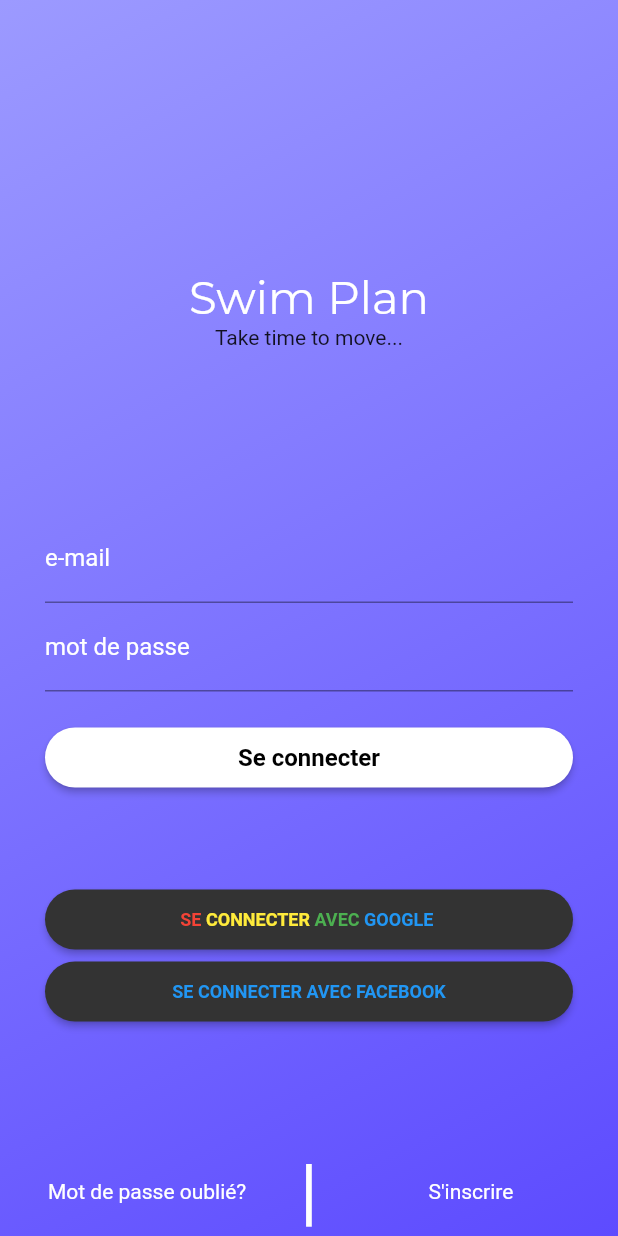
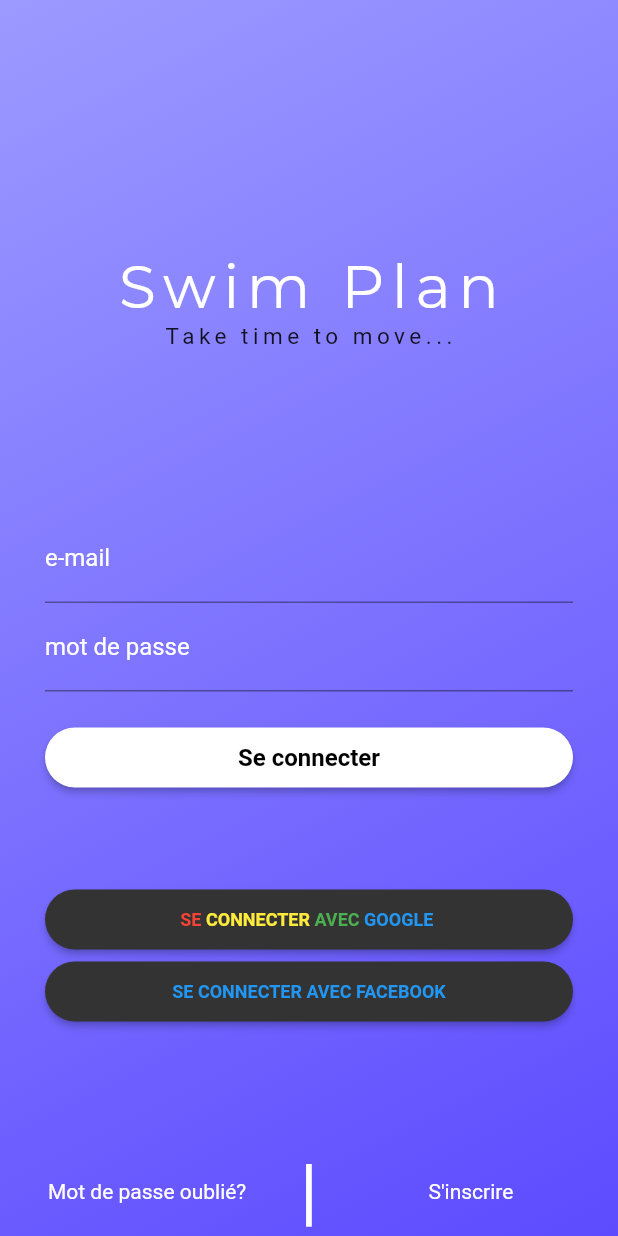
Before and after one commit to Nicoflt/swim-plan, a Flutter app: the Connect screen opened directly, on a phone screen of 412 x 824 dp. Run offline on Flutter 3.47's test engine with Material 2 defaults, Android fonts, the phone set to English and light mode, and no system bars; our stand-ins replace cloud_firestore, firebase_auth, firebase_core, flutter_spinkit, google_sign_in; missing offline and left inert: cloud_firestore_web, firebase_auth_web, firebase_core_web, google_sign_in_web; accounts and stored records are empty; project files that could hold a hidden picture were left out.

Commit message:
commit sur 'master'

```diff
--- a/lib/configuration/constants.dart
+++ b/lib/configuration/constants.dart
@@ -1,6 +1,12 @@
 import 'package:flutter/material.dart';
 
-const kPrimaryColor = Color(0xFF1DC7DF);
-const kPrimaryLightColor = Color(0xFFbeeff6);
-const kSecondaryColor = Color(0xFF105660);
-const kTextColor = Color(0xFF232627);
+const primaryColor = LinearGradient(
+  begin: Alignment.topLeft,
+  end: Alignment.bottomRight,
+  colors: [
+    Color(0xFF9C9AFF),
+    Color(0xFF5D4BFF),
+  ],
+);
+
+const secondaryColor = Color(0xFF9C9AFF);
--- a/lib/pages/accueil.dart
+++ b/lib/pages/accueil.dart
@@ -1,4 +1,5 @@
 import 'package:flutter/material.dart';
+import 'package:swimplan/configuration/constants.dart';
 import 'package:swimplan/pages/pages - accueil/home.dart';
 import 'package:swimplan/pages/pages - accueil/search.dart';
 import 'package:swimplan/pages/pages - accueil/planning.dart';
@@ -24,6 +25,7 @@ class _MenuState extends State<Menu> {
     return SafeArea(
       child: Scaffold(
         appBar: AppBar(
+          backgroundColor: secondaryColor,
           title: Text("Swim Plan",
               style: TextStyle(fontWeight: FontWeight.bold, fontSize: 20)),
         ),
--- a/lib/pages/connexion/sign_in.dart
+++ b/lib/pages/connexion/sign_in.dart
@@ -1,6 +1,7 @@
 import 'package:flutter/material.dart';
 import 'package:firebase_auth/firebase_auth.dart';
 import 'package:google_sign_in/google_sign_in.dart';
+import 'package:swimplan/configuration/constants.dart';
 import 'package:swimplan/pages/pages - accueil/profile.dart';
 import 'package:swimplan/pages/accueil.dart';
 import 'package:swimplan/pages/chargement.dart';
@@ -42,14 +43,7 @@ class _ConnectState extends State<Connect> {
         ? Loading()
         : Container(
             decoration: BoxDecoration(
-              gradient: LinearGradient(
-                begin: Alignment.topLeft,
-                end: Alignment.bottomRight,
-                colors: [
-                  Color(0xFF9C9AFF),
-                  Color(0xFF5D4BFF),
-                ],
-              ),
+              gradient: primaryColor,
             ),
             child: Scaffold(
               backgroundColor: Colors.transparent,
@@ -86,14 +80,18 @@ class _ConnectState extends State<Connect> {
           Text(
             "Swim Plan",
             style: TextStyle(
+              letterSpacing: 5,
               fontFamily: 'Lato',
-              fontSize: 30,
+              fontSize: 40,
               color: Colors.white,
             ),
           ),
           Text(
             "Take time to move...",
-            style: TextStyle(),
+            style: TextStyle(
+              letterSpacing: 3,
+              fontSize: 15,
+            ),
           ),
         ],
       ),
--- a/lib/pages/pages - accueil/home.dart
+++ b/lib/pages/pages - accueil/home.dart
@@ -1,4 +1,5 @@
 import 'package:flutter/material.dart';
+import 'package:swimplan/configuration/constants.dart';
 
 class Home extends StatefulWidget {
   @override
```
Also changed, not shown: lib/pages/wrapper.dart (+5 -2 lines).
